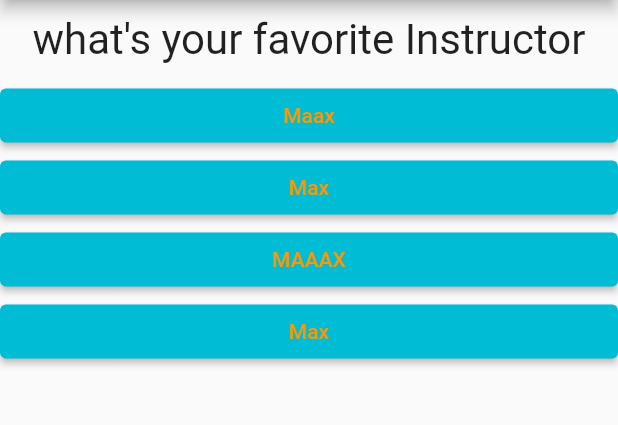
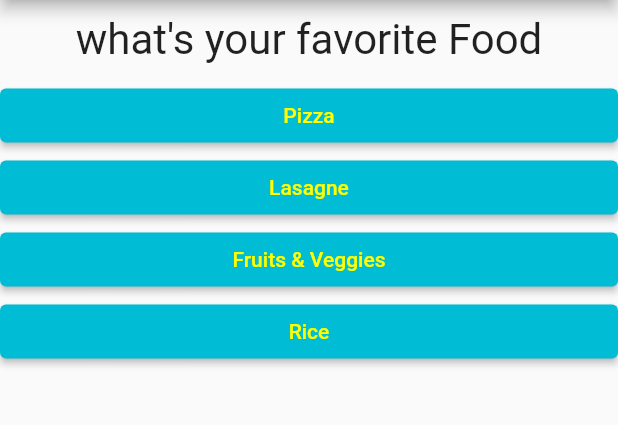
Before and after one commit to Yessin-Jarraya/flutter_complete_guidee, a Flutter app: the screen it shows after launch, after a tap on "Black", after a tap on "Rabbit", on a phone screen of 412 x 824 dp, the part 84-509 px from its top. Run offline on Flutter 3.47's test engine with Material 2 defaults, Android fonts, the phone set to English and light mode, and no system bars.

```diff
--- a/lib/answer.dart
+++ b/lib/answer.dart
@@ -11,9 +11,10 @@ width: double.infinity,
 child: ElevatedButton(
 style: ElevatedButton.styleFrom(
 primary: Colors.cyan,
-  onPrimary: Colors.orange
+  onPrimary: Colors.yellowAccent
 ),
 child: Text(answerText),
+
 onPressed: selectHandler,
 ),
 );
--- a/lib/main.dart
+++ b/lib/main.dart
@@ -18,20 +18,47 @@ class _MyAppState extends State<MyApp> {
   final _questions = [
     {
       'questionText': 'what\'s your favorite color',
-      'answers': ['Black', 'Red', 'Blue', 'Green'],
+      'answers': [
+        {'text': 'Black','score': 10},
+        {'text': 'Red', 'score': 5},
+        {'text': 'Blue', 'score': 1},
+        {'text': 'green', 'score': 3},
+        {'text': 'white', 'score': 0}
+      ],
     },
     {
       'questionText': 'what\'s your favorite animal',
-      'answers': ['Tiger', 'Rabbit', 'Kakarot', 'Goat'],
+      'answers': [
+        {'text': 'Tiger', 'score': 7},
+        {'text': 'Rabbit', 'score': 0},
+        {'text': 'Snake', 'score': 15},
+        {'text': 'Goat', 'score': 1},
+        {'text': 'Wolf', 'score': 10},
+      ],
     },
     {
-      'questionText': 'what\'s your favorite Instructor',
-      'answers': ['Maax', 'Max', 'MAAAX', 'Max'],
+      'questionText': 'what\'s your favorite Food',
+      'answers': [
+        {'text': 'Pizza', 'score': 10,},
+        {'text': 'Lasagne', 'score': 10,},
+        {'text': 'Fruits & Veggies', 'score': 0,},
+        {'text': 'Rice', 'score': 1,},
+      ],
     },
   ];
+
   var _questionIndex = 0;
+  var _totalScore = 0;
+  void _resetQuiz(){
+    setState(() {
+      _questionIndex = 0;
+      _totalScore = 0;
 
-  void _answerQuestion() {
+    });
+  }
+
+  void _answerQuestion(int score) {
+    _totalScore += score;
     setState(() {
       _questionIndex++;
     });
@@ -52,8 +79,11 @@ class _MyAppState extends State<MyApp> {
           title: Text("My First App"),
         ),
         body: _questionIndex < _questions.length
-            ? Quiz(answerQuestion:_answerQuestion,questions: _questions,questionIndex:_questionIndex)
-            : Result(),
+            ? Quiz(
+            questions: _questions,
+                answerQuestion:  _answerQuestion,
+                questionIndex: _questionIndex)
+            : Result(_totalScore,_resetQuiz),
       ),
     );
   }
--- a/lib/quiz.dart
+++ b/lib/quiz.dart
@@ -5,7 +5,7 @@ import './answer.dart';
 
 class Quiz extends StatelessWidget {
   final List<Map<String, Object>> questions;
-  final VoidCallback answerQuestion;
+  final Function answerQuestion;
   final int questionIndex;
 
   Quiz(
@@ -18,8 +18,8 @@ class Quiz extends StatelessWidget {
     return Column(
       children: [
         Question(questions[questionIndex]['questionText']),
-        ...(questions[questionIndex]['answers'] as List<String>).map((answer) {
-          return Answer(answerQuestion, answer);
+        ...(questions[questionIndex]['answers'] as List<Map<String, Object>>).map((answer) {
+          return Answer(() => answerQuestion(answer['score']), answer['text']);
         }).toList()
       ],
     );
```
Also changed, not shown: lib/result.dart (+27 -1 lines).
